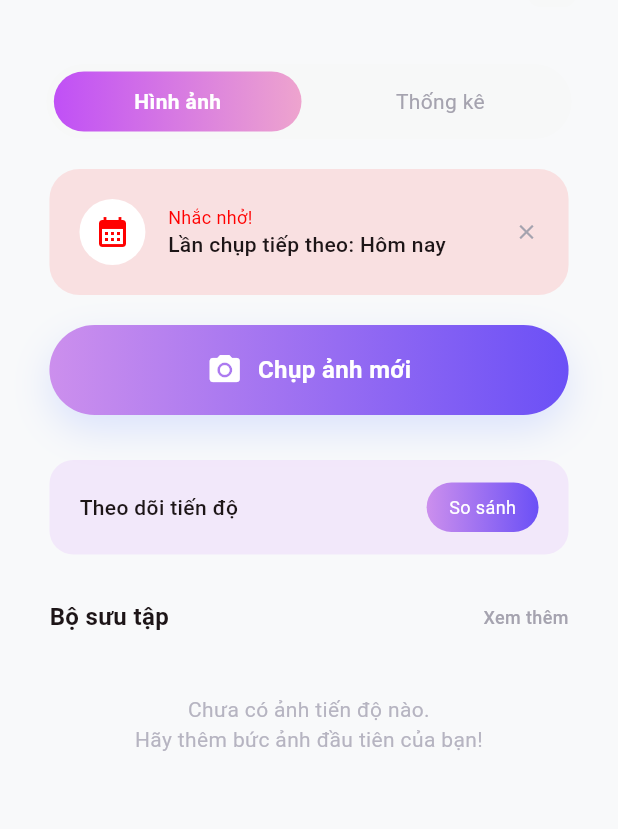
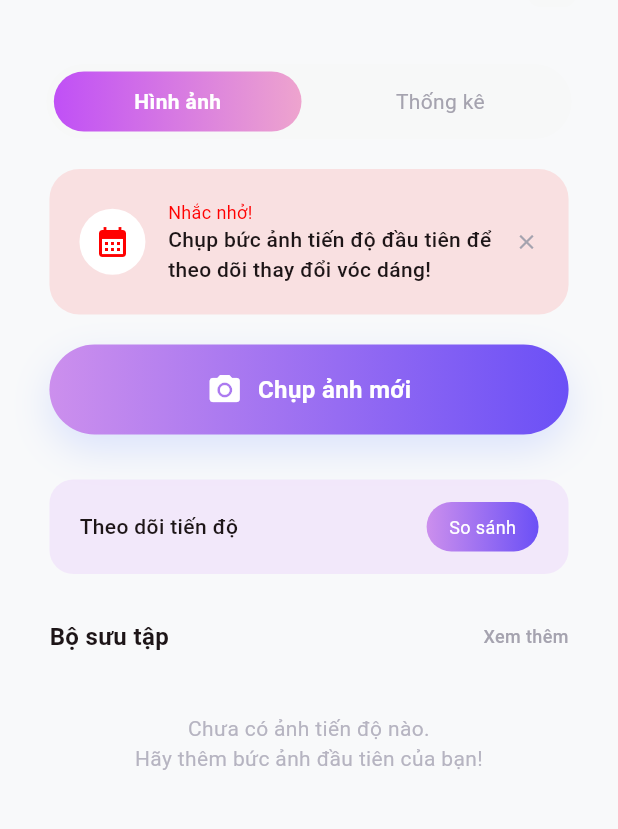
Before and after one commit to thy0805/LapTrinhDiDong, a Flutter app: the ProgressTrackerScreen screen opened directly, on a phone screen of 412 x 824 dp, the part 68-897 px from its top. Run offline on Flutter 3.47's test engine with Material 3 defaults, Android fonts, the light colour scheme and no system bars; our stand-ins replace camera, cloud_firestore, file_picker, firebase_auth, firebase_core, firebase_storage and 14 more; missing offline and left inert: alarm, flutter_background, flutter_facebook_auth, google_mlkit_pose_detection, health, mailer; accounts and stored records are empty; Roboto replaces fonts that are missing (Poppins); project files that could hold a hidden picture were left out.

Commit message:
Feat: Implement dynamic progress photo reminder logic and display photo dates in comparison frames

```diff
--- a/nutrifit/lib/modules/main/progress/controllers/progress_controller.dart
+++ b/nutrifit/lib/modules/main/progress/controllers/progress_controller.dart
@@ -39,6 +39,41 @@ class ProgressController extends GetxController {
   var hasReachedTargetBadge = false.obs;
 
   final ScreenshotController screenshotController = ScreenshotController();
+  var isReminderDismissed = false.obs;
+
+  bool get shouldShowReminder {
+    if (isReminderDismissed.value) return false;
+    if (progressPhotos.isEmpty) return true;
+
+    var latestPhoto = progressPhotos.first;
+    Timestamp? createdAt = latestPhoto['createdAt'] as Timestamp?;
+    if (createdAt == null) return true;
+
+    DateTime lastPhotoDate = createdAt.toDate();
+    DateTime today = DateTime.now();
+    int daysDiff = today.difference(lastPhotoDate).inDays;
+
+    return daysDiff >= 7;
+  }
+
+  String get reminderMessage {
+    if (progressPhotos.isEmpty) {
+      return "Chụp bức ảnh tiến độ đầu tiên để theo dõi thay đổi vóc dáng!";
+    }
+
+    var latestPhoto = progressPhotos.first;
+    Timestamp? createdAt = latestPhoto['createdAt'] as Timestamp?;
+    if (createdAt == null) return "Chụp ảnh tiến độ mới!";
+
+    DateTime lastPhotoDate = createdAt.toDate();
+    DateTime today = DateTime.now();
+    int daysDiff = today.difference(lastPhotoDate).inDays;
+
+    if (daysDiff >= 7) {
+      return "Đã quá 7 ngày kể từ lần chụp cuối. Chụp ảnh mới ngay nào!";
+    }
+    return "";
+  }
 
   @override
   void onInit() {
--- a/nutrifit/lib/modules/main/progress/views/progress_photo_tab.dart
+++ b/nutrifit/lib/modules/main/progress/views/progress_photo_tab.dart
@@ -17,31 +17,34 @@ class ProgressPhotoTab extends StatelessWidget {
       child: Column(
         crossAxisAlignment: CrossAxisAlignment.start,
         children: [
-          Container(
-            padding: EdgeInsets.all(20),
+          Obx(() {
+            if (!controller.shouldShowReminder) return const SizedBox.shrink();
+            return Container(
+              margin: const EdgeInsets.only(bottom: 20),
+              padding: const EdgeInsets.all(20),
               decoration: BoxDecoration(
-              color: Color(0xFFFF0000).withValues(alpha: 0.1),
+                color: const Color(0xFFFF0000).withValues(alpha: 0.1),
                 borderRadius: BorderRadius.circular(20),
               ),
               child: Row(
                 children: [
                   Container(
-                  padding: EdgeInsets.all(10),
+                    padding: const EdgeInsets.all(10),
                     decoration: BoxDecoration(
                       color: Theme.of(context).brightness == Brightness.dark ? Colors.grey.shade900 : Colors.white,
                       shape: BoxShape.circle,
                     ),
-                  child: Icon(
+                    child: const Icon(
                       Icons.calendar_month,
                       color: Color(0xFFFF0000),
                     ),
                   ),
-                SizedBox(width: 15),
+                  const SizedBox(width: 15),
                   Expanded(
                     child: Column(
                       crossAxisAlignment: CrossAxisAlignment.start,
                       children: [
-                      Text(
+                        const Text(
                           'Nhắc nhở!',
                           style: TextStyle(
                             color: Color(0xFFFF0000),
@@ -50,9 +53,9 @@ class ProgressPhotoTab extends StatelessWidget {
                           ),
                         ),
                         Text(
-                        'Lần chụp tiếp theo: Hôm nay',
+                          controller.reminderMessage,
                           style: TextStyle(
-                          color: Theme.of(context).brightness == Brightness.dark ? Colors.white : Color(0xFF1D1517),
+                            color: Theme.of(context).brightness == Brightness.dark ? Colors.white : const Color(0xFF1D1517),
                             fontSize: 14,
                             fontWeight: FontWeight.w500,
                             fontFamily: 'Poppins',
@@ -61,11 +64,14 @@ class ProgressPhotoTab extends StatelessWidget {
                       ],
                     ),
                   ),
-                Icon(Icons.close, color: Color(0xFFA5A3AF), size: 16),
+                  GestureDetector(
+                    onTap: () => controller.isReminderDismissed.value = true,
+                    child: const Icon(Icons.close, color: Color(0xFFA5A3AF), size: 16),
+                  ),
                 ],
               ),
-          ),
-          SizedBox(height: 20),
+            );
+          }),
 
           GestureDetector(
             onTap: controller.addProgressPhoto,
```
Also changed, not shown: nutrifit/lib/modules/main/progress/views/progress_comparison_screen.dart (+45 -2 lines). Lines whose indentation alone changed are shown as unchanged.
